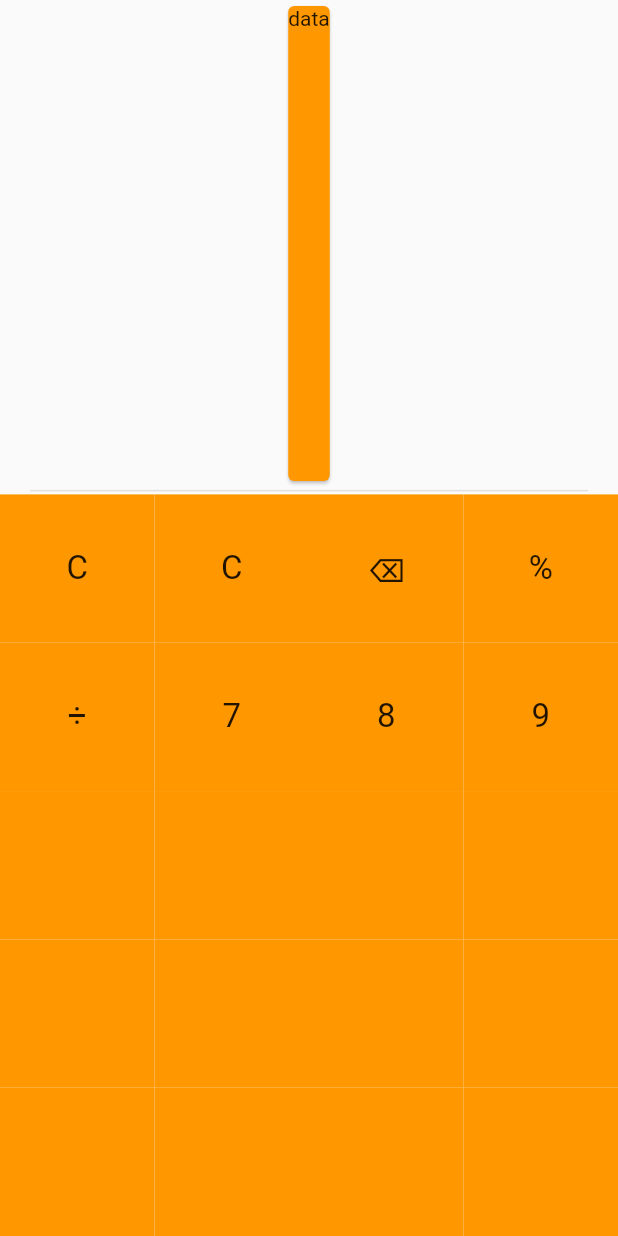
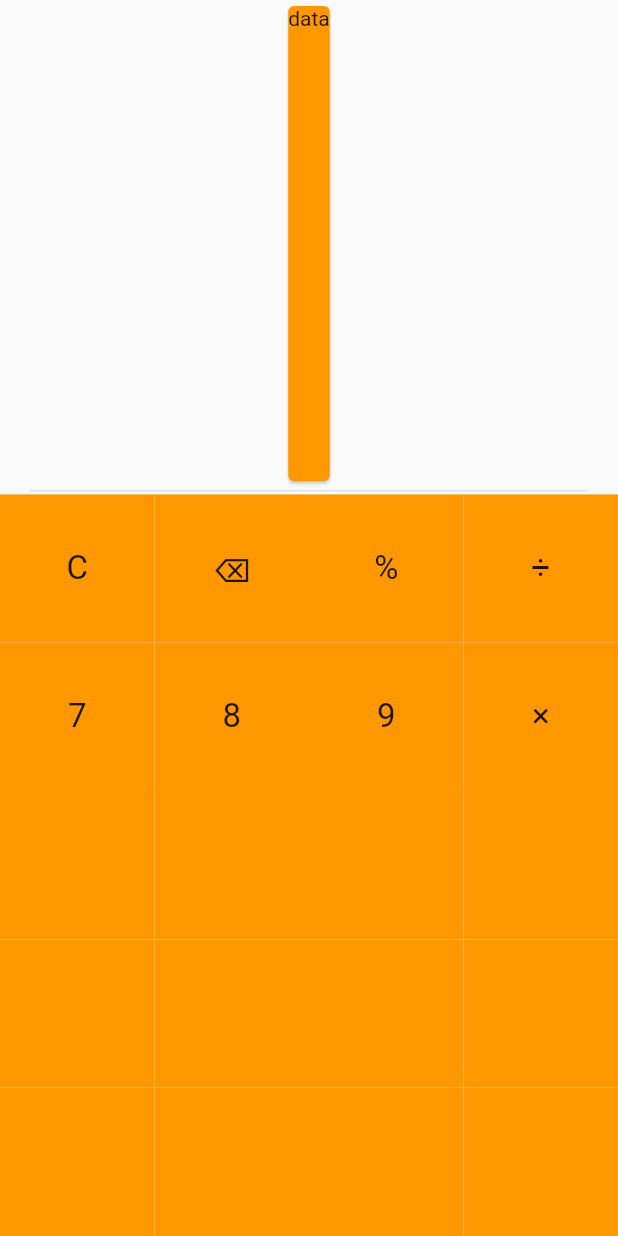
Before and after one commit to AlyaaRushdy/Flutter-Calculator, a Flutter app: the screen it shows after launch, on a phone screen of 412 x 824 dp. Run offline on Flutter 3.47's test engine with Material 2 defaults, Android fonts, the phone set to English and light mode, and no system bars.

Commit message:
button list edited

```diff
--- a/lib/calculator.dart
+++ b/lib/calculator.dart
@@ -4,11 +4,6 @@ import 'package:calculator/element_style.dart';
 class Calculator extends StatelessWidget {
   Calculator({super.key});
   final List buttonsList = [
-    'C',
-    /* const Icon(
-      Icons.backspace_rounded,
-      size: 2,
-    ) */
     'C',
     '⌫',
     '%',
--- a/lib/element_style.dart
+++ b/lib/element_style.dart
@@ -15,7 +15,7 @@ class ElementBox extends StatelessWidget {
         child: Expanded(
           child: Text(
             element,
-            style: TextStyle(fontSize: 22),
+            style: const TextStyle(fontSize: 22),
           ),
         ),
       ),
```
